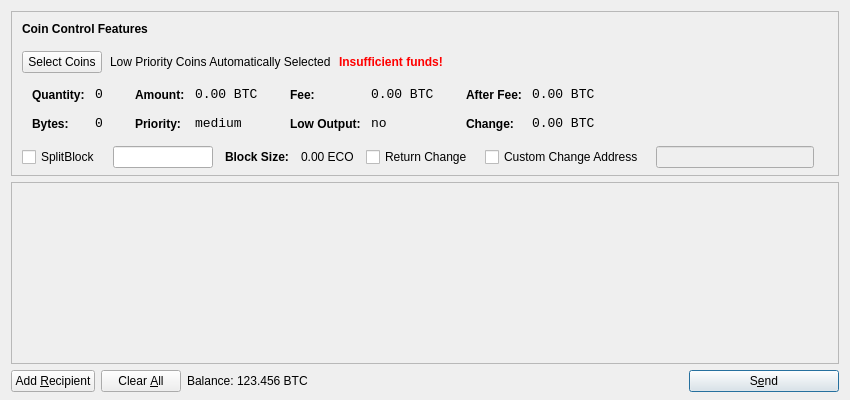
The window that ecoin/src/qt/forms/sendcoinsdialog.ui (epsylon/ecoin) describes before a commit, drawn with Qt 5.
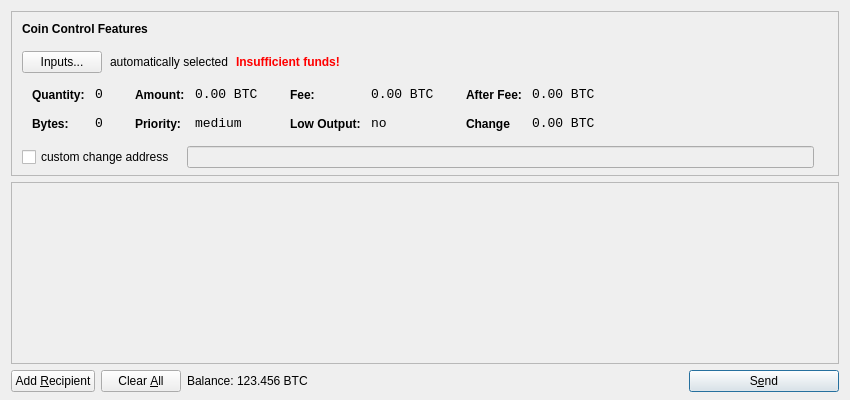
The same window after the commit. Icons and pictures are not drawn.

Commit message: New genesis block + important core changes

Diff of the .ui file:
```diff
--- a/ecoin/src/qt/forms/sendcoinsdialog.ui
+++ b/ecoin/src/qt/forms/sendcoinsdialog.ui
@@ -107,14 +107,14 @@
              <string notr="true"/>
             </property>
             <property name="text">
-             <string>Select Coins</string>
+             <string>Inputs...</string>
             </property>
            </widget>
           </item>
           <item>
            <widget class="QLabel" name="labelCoinControlAutomaticallySelected">
             <property name="text">
-             <string>Low Priority Coins Automatically Selected</string>
+             <string>automatically selected</string>
             </property>
             <property name="margin">
              <number>5</number>
@@ -506,7 +506,7 @@
                   <string notr="true">font-weight:bold;</string>
                  </property>
                  <property name="text">
-                  <string>Change:</string>
+                  <string>Change</string>
                  </property>
                 </widget>
                </item>
@@ -540,7 +540,7 @@
          </widget>
         </item>
         <item>
-         <layout class="QHBoxLayout" name="horizontalLayoutCoinControl4" stretch="0,0,0,0,0,0,0,0">
+         <layout class="QHBoxLayout" name="horizontalLayoutCoinControl4" stretch="0,0,0">
           <property name="spacing">
            <number>12</number>
           </property>
@@ -553,60 +553,10 @@
           <property name="rightMargin">
            <number>5</number>
           </property>
-          <item>
-           <widget class="QCheckBox" name="splitBlockCheckBox">
-            <property name="text">
-             <string>SplitBlock</string>
-            </property>
-           </widget>
-          </item>
-          <item>
-           <widget class="QLineEdit" name="splitBlockLineEdit">
-            <property name="sizePolicy">
-             <sizepolicy hsizetype="Fixed" vsizetype="Fixed">
-              <horstretch>0</horstretch>
-              <verstretch>0</verstretch>
-             </sizepolicy>
-            </property>
-            <property name="maximumSize">
-             <size>
-              <width>100</width>
-              <height>16777215</height>
-             </size>
-            </property>
-           </widget>
-          </item>
-          <item>
-           <widget class="QLabel" name="labelBlockSizeText">
-            <property name="font">
-             <font>
-              <weight>75</weight>
-              <bold>true</bold>
-             </font>
-            </property>
-            <property name="text">
-             <string>Block Size:</string>
-            </property>
-           </widget>
-          </item>
-          <item>
-           <widget class="QLabel" name="labelBlockSize">
-            <property name="text">
-             <string>0.00 ECO</string>
-            </property>
-           </widget>
-          </item>
-          <item>
-           <widget class="QCheckBox" name="returnChangeCheckBox">
-            <property name="text">
-             <string>Return Change</string>
-            </property>
-           </widget>
-          </item>
           <item>
            <widget class="QCheckBox" name="checkBoxCoinControlChange">
             <property name="text">
-             <string>Custom Change Address</string>
+             <string>custom change address</string>
             </property>
            </widget>
           </item>
```
The commit also changes 392 other files.
